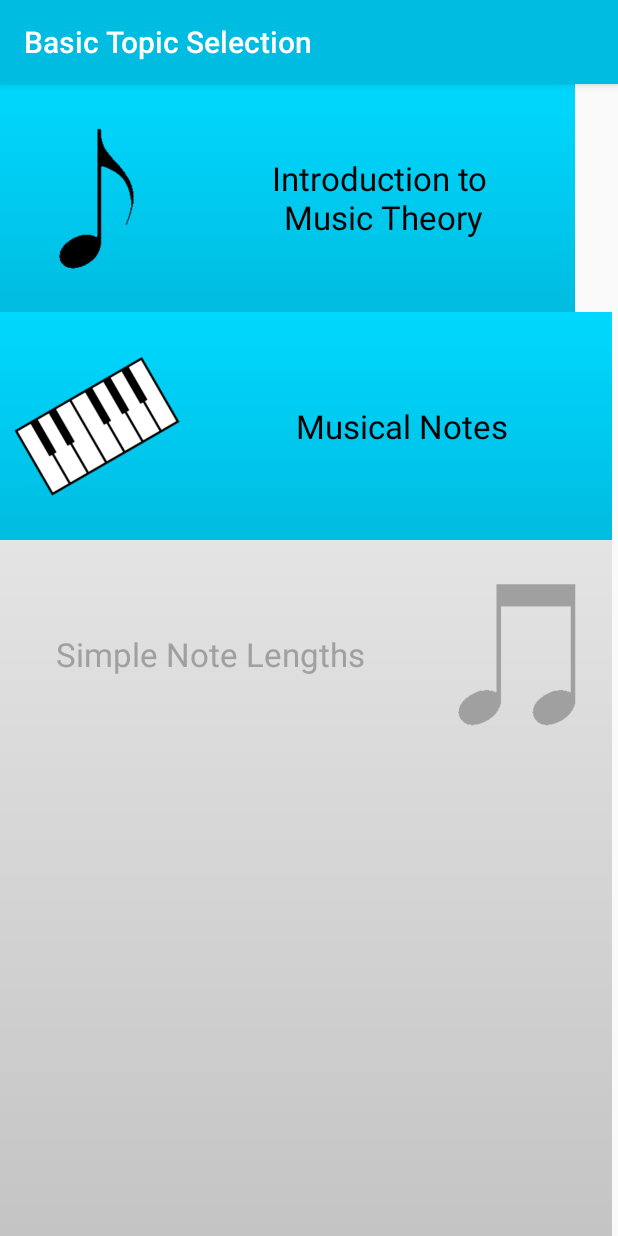
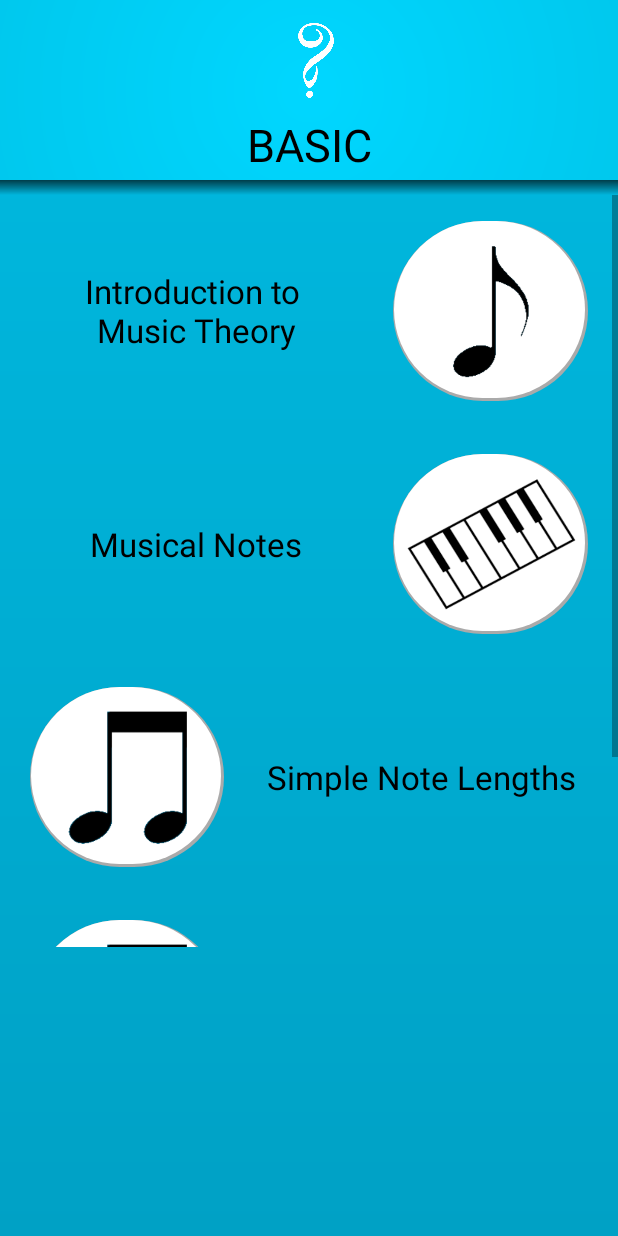
Before and after one commit to jacobcarey/team-1-android-app, an Android app: the MainPageActivity screen opened directly, with no data from a screen before it, after a tap on "BASIC", on a phone screen of 412 x 824 dp. Run offline under Robolectric (Android 15) with nearby library versions, the phone set to English and light mode, and no system bars; Roboto replaces fonts that are not available here; 1 statement that could not run was skipped.

Commit message:
Updated Main Screen and Basic Select activities. JS

```diff
--- a/app/src/main/AndroidManifest.xml
+++ b/app/src/main/AndroidManifest.xml
@@ -35,6 +35,7 @@
 
         <activity android:name=".SettingsActivity"></activity>
         <activity android:name=".BasicSelectActivity"></activity>
+        <activity android:name=".BasicSelectActivityV2"></activity>
         <activity android:name=".ContentActivity"></activity>
         <activity android:name=".CreditsActivity"></activity>
     </application>
--- /dev/null
+++ b/app/src/main/java/com/project/one/team/musictheoryapp/BasicSelectActivityV2.java
@@ -0,0 +1,67 @@
+package com.project.one.team.musictheoryapp;
+
+import android.content.Intent;
+import android.graphics.Color;
+import android.os.Bundle;
+import android.support.annotation.IdRes;
+import android.support.v7.app.AppCompatActivity;
+import android.view.View;
+import android.widget.ImageButton;
+import android.widget.ImageView;
+import android.widget.LinearLayout;
+import android.widget.TextView;
+
+import org.w3c.dom.Text;
+
+import java.lang.reflect.Array;
+import java.util.ArrayList;
+
+public class BasicSelectActivityV2 extends AppCompatActivity {
+
+    public static final String EXTRA_TOPIC = "topic";
+    private static final String GREY_OUT_COLOUR = "#888888"; //Defines the greyed out colour
+    String[] Topics = new String[]{"intro", "mnotes", "smpnotelen", "advnotelen"};
+    int TOPIC_REACHED = 1; //How far the user has progressed TODO: save this externally
+    @Override
+    protected void onCreate(Bundle savedInstanceState) {
+        super.onCreate(savedInstanceState);
+        setContentView(R.layout.activity_basic_select_v2);
+        setTitle("Basic Topic Selection");
+        getSupportActionBar().hide();
+
+        for(int i = 0; i < Topics.length; i++)
+        {
+            LinearLayout l = (LinearLayout) findViewById(getResources().getIdentifier(Topics[i] + "Layout", "id", getPackageName()));
+            ImageButton b = (ImageButton) findViewById(getResources().getIdentifier(Topics[i] + "Btn", "id", getPackageName()));
+            if(i <= TOPIC_REACHED)
+            {
+                l.setOnClickListener(getListener(Topics[i]));
+                b.setOnClickListener(getListener(Topics[i]));
+            }
+            else
+            {
+                //If the topic has not been reached (and therefore cannot be accessed)
+                //TextView t = (TextView) findViewById(getResources().getIdentifier(Topics[i] + "Txt", "id", getPackageName()));
+                //t.setTextColor(Color.parseColor(GREY_OUT_COLOUR));
+            }
+        }
+    }
+
+    private View.OnClickListener getListener(final String topic) {
+        return new View.OnClickListener() {
+
+            @Override
+            public void onClick(View view) {
+                Intent i = new Intent(getApplicationContext(), ContentActivity.class);
+                i.putExtra(EXTRA_TOPIC, topic);
+                startActivity(i);
+            }
+        };
+    }
+
+    @Override
+    public void onBackPressed() {
+        super.onBackPressed();
+        overridePendingTransition(R.anim.slide_left, R.anim.slide_right_out);
+    }
+}
--- a/app/src/main/java/com/project/one/team/musictheoryapp/MainPageActivity.java
+++ b/app/src/main/java/com/project/one/team/musictheoryapp/MainPageActivity.java
@@ -36,7 +36,7 @@ public class MainPageActivity extends AppCompatActivity {
         });
 
 //        Piano Roll button. To be changed!
-        Button pianoRoll = (Button) findViewById(R.id.basic);
+        ImageButton pianoRoll = (ImageButton) findViewById(R.id.pianoRollBtn);
         pianoRoll.setOnClickListener(new View.OnClickListener() {
             @Override
             public void onClick(View view) {
@@ -65,7 +65,7 @@ public class MainPageActivity extends AppCompatActivity {
         basic.setOnClickListener(new View.OnClickListener() {
             @Override
             public void onClick(View view) {
-                Intent i = new Intent(MainPageActivity.this, BasicSelectActivity.class);
+                Intent i = new Intent(MainPageActivity.this, BasicSelectActivityV2.class);
                 startActivity(i);
                 overridePendingTransition(R.anim.slide_right,
                         R.anim.slide_left_out);
@@ -78,10 +78,10 @@ public class MainPageActivity extends AppCompatActivity {
         intermediate.setOnClickListener(new View.OnClickListener() {
             @Override
             public void onClick(View view) {
-//                Intent i = new Intent(MainPageActivity.this, IntermediateActivity.class);
-//                startActivity(i);
-//                overridePendingTransition(R.anim.slide_right,
-//                        R.anim.slide_left_out);
+                Intent i = new Intent(MainPageActivity.this, BasicSelectActivity.class);
+                startActivity(i);
+                overridePendingTransition(R.anim.slide_right,
+                        R.anim.slide_left_out);
             }
         });
 
--- a/app/src/main/java/com/project/one/team/musictheoryapp/Piano.java
+++ b/app/src/main/java/com/project/one/team/musictheoryapp/Piano.java
@@ -4,6 +4,7 @@ import android.content.Context;
 import android.graphics.BitmapFactory;
 import android.graphics.Canvas;
 import android.graphics.Paint;
+import android.media.MediaPlayer;
 import android.util.DisplayMetrics;
 import android.view.MotionEvent;
 import android.view.View;
@@ -29,6 +30,8 @@ public class Piano extends View {
     int octaves = 2;
     int octaveWidth;
 
+    MediaPlayer mediaPlayer;
+
     ArrayList<PianoKey> whiteKeys = new ArrayList<>();
     ArrayList<PianoKey> blackKeys = new ArrayList<>();
 
@@ -51,14 +54,18 @@ public class Piano extends View {
         blackkey = Bitmap.createScaledBitmap(blackkey, BLACK_KEY_WIDTH, screenHeight/2, false);
 
         octaveWidth = 7 * WHITE_KEY_WIDTH;
-        octaves = (screenWidth / octaveWidth) + 1;
+        //octaves = (screenWidth / octaveWidth) + 1;
 
-        for(int o = 0; o < octaves; o++)
+        int startOctave = 3;
+        int endOctave = 5; //Magic numbers :^)
+        octaves = endOctave - startOctave;
+
+        for(int o = startOctave; o < endOctave; o++)
         {
             for(int i = 0; i < 7; i++)
             {
                 whiteKeys.add(new PianoKey(
-                        (i * WHITE_KEY_WIDTH) + (o * octaveWidth),                      //Posx
+                        (i * WHITE_KEY_WIDTH) + ((o - startOctave) * octaveWidth),      //Posx (a bit gory while I haven't got sounds for all octaves
                         0,                                                              //Posy
                         WHITE_KEY_WIDTH,                                                //Width
                         screenHeight,                                                   //Height
@@ -67,7 +74,7 @@ public class Piano extends View {
 
                 if (i == 0 || i == 3) continue;
                 blackKeys.add(new PianoKey(
-                        (i * WHITE_KEY_WIDTH) - (BLACK_KEY_WIDTH / 2) + (o * octaveWidth),
+                        (i * WHITE_KEY_WIDTH) - (BLACK_KEY_WIDTH / 2) + ((o - startOctave) * octaveWidth),
                         0,
                         BLACK_KEY_WIDTH,
                         screenHeight / 2,
@@ -97,31 +104,36 @@ public class Piano extends View {
         {
             case MotionEvent.ACTION_DOWN:
             {
-                int touchedKey = -1;
+                String touchedKeyName = "";
                 //Give priority to black keys
                 for(int i = 0; i < blackKeys.size(); i++)
                 {
                     if(blackKeys.get(i).pointIsOnKey(event.getX(), event.getY()))
                     {
-                        touchedKey = i;
+                        touchedKeyName = blackKeys.get(i).getKeyName();
                         blackKeys.get(i).setKeyPressed(true);
                         Toast.makeText(getContext(), "Key pressed: " + blackKeys.get(i).getKeyName(), Toast.LENGTH_SHORT).show();
                         break;
                     }
                 }
                 //If a black key hasn't been touched
-                if(touchedKey < 0)
+                if(touchedKeyName == "")
                 {
                     for(int i = 0; i < whiteKeys.size(); i++)
                     {
                         if(whiteKeys.get(i).pointIsOnKey(event.getX(), event.getY()))
                         {
-                            touchedKey = i;
+                            touchedKeyName = whiteKeys.get(i).getKeyName();
                             whiteKeys.get(i).setKeyPressed(true);
                             Toast.makeText(getContext(), "Key pressed: " + whiteKeys.get(i).getKeyName(), Toast.LENGTH_SHORT).show();
                             break;
                         }
                     }
+                }
+                if(touchedKeyName != "")
+                {
+                    mediaPlayer = MediaPlayer.create(getContext(), getResources().getIdentifier(touchedKeyName, "raw", getContext().getPackageName()));
+                    mediaPlayer.start();
                 }
             }
         }
@@ -136,19 +148,19 @@ public class Piano extends View {
                 switch (index)
                 {
                     case 0:
-                        return "C";
+                        return "c";
                     case 1:
-                        return "D";
+                        return "d";
                     case 2:
-                        return "E";
+                        return "e";
                     case 3:
-                        return "F";
+                        return "f";
                     case 4:
-                        return "G";
+                        return "g";
                     case 5:
-                        return "A";
+                        return "a";
                     case 6:
-                        return "B";
+                        return "b";
                     default:
                         return "Invalid index";
                 }
@@ -156,15 +168,15 @@ public class Piano extends View {
                 switch (index)
                 {
                     case 1:
-                        return "C#";
+                        return "cs";
                     case 2:
-                        return "D#";
+                        return "ds";
                     case 4:
-                        return "F#";
+                        return "fs";
                     case 5:
-                        return "G#";
+                        return "gs";
                     case 6:
-                        return "A#";
+                        return "as";
                     default:
                         return "Invalid index";
                 }
--- a/app/src/main/java/com/project/one/team/musictheoryapp/PianoRollActivity.java
+++ b/app/src/main/java/com/project/one/team/musictheoryapp/PianoRollActivity.java
@@ -19,9 +19,5 @@ public class PianoRollActivity extends Activity {
         super.onCreate(savedInstanceState);
         Piano piano = new Piano(this);
         setContentView(piano);
-//        LinearLayout l = new LinearLayout(this);
-//        l.setOrientation(LinearLayout.HORIZONTAL);
-//        l.setLayoutParams(new LinearLayout.LayoutParams(ViewGroup.LayoutParams.MATCH_PARENT, ViewGroup.LayoutParams.MATCH_PARENT));
-//        l.addView(piano);
     }
 }
--- /dev/null
+++ b/app/src/main/res/drawable/fake_drop_shadow.xml
@@ -0,0 +1,8 @@
+<?xml version="1.0" encoding="utf-8"?>
+<shape xmlns:android="http://schemas.android.com/apk/res/android"
+    android:shape="rectangle">
+    <gradient
+        android:startColor="#AA000000"
+        android:endColor="#00000000"
+        android:angle="270"/>
+</shape>
--- /dev/null
+++ b/app/src/main/res/drawable/select_activity_header_bg.xml
@@ -0,0 +1,6 @@
+<?xml version="1.0" encoding="utf-8"?>
+<shape xmlns:android="http://schemas.android.com/apk/res/android"
+android:shape="rectangle">
+<gradient android:type="radial" android:gradientRadius="1250"
+    android:startColor="#00D7FF" android:endColor="#009DBB" />
+</shape>
--- /dev/null
+++ b/app/src/main/res/drawable/select_icon.xml
@@ -0,0 +1,17 @@
+<?xml version="1.0" encoding="utf-8"?>
+<layer-list xmlns:android="http://schemas.android.com/apk/res/android">
+    <item >
+        <shape
+            android:shape="rectangle">
+            <solid android:color="@android:color/darker_gray" />
+            <corners android:radius="64dp"/>
+        </shape>
+    </item>
+    <item android:right="2dp" android:left="1dp" android:bottom="2dp">
+        <shape
+            android:shape="rectangle">
+            <solid android:color="@android:color/white"/>
+            <corners android:radius="64dp"/>
+        </shape>
+    </item>
+</layer-list>
--- /dev/null
+++ b/app/src/main/res/drawable/select_icon_grey.xml
@@ -0,0 +1,17 @@
+<?xml version="1.0" encoding="utf-8"?>
+<layer-list xmlns:android="http://schemas.android.com/apk/res/android">
+    <item >
+        <shape
+            android:shape="rectangle">
+            <solid android:color="@android:color/darker_gray" />
+            <corners android:radius="64dp"/>
+        </shape>
+    </item>
+    <item android:right="2dp" android:left="1dp" android:bottom="2dp">
+        <shape
+            android:shape="rectangle">
+            <solid android:color="#AAAAAA"/>
+            <corners android:radius="64dp"/>
+        </shape>
+    </item>
+</layer-list>
--- /dev/null
+++ b/app/src/main/res/layout/activity_basic_select_v2.xml
@@ -0,0 +1,196 @@
+<?xml version="1.0" encoding="utf-8"?>
+<LinearLayout xmlns:android="http://schemas.android.com/apk/res/android"
+    xmlns:app="http://schemas.android.com/apk/res-auto"
+    android:orientation="vertical" android:layout_width="match_parent"
+    android:layout_height="match_parent"
+    android:background="@drawable/can_select_gradient_down">
+
+    <LinearLayout
+        android:orientation="vertical"
+        android:layout_width="match_parent"
+        android:background="@drawable/select_activity_header_bg"
+        android:gravity="center"
+        android:id="@+id/headerLL"
+        android:layout_height="120dp">
+
+        <ImageView
+            app:srcCompat="@drawable/logo_symbol"
+            android:id="@+id/headerLogo"
+            android:paddingLeft="10dp"
+            android:layout_width="50dp"
+            android:layout_height="50dp"
+            android:layout_marginTop="15dp" />
+
+        <TextView
+            android:text="BASIC"
+            android:layout_width="match_parent"
+            android:layout_height="wrap_content"
+            android:id="@+id/headerText"
+            android:paddingTop="5dp"
+            android:shadowRadius="100"
+            android:textColor="@android:color/black"
+            android:textSize="30sp"
+            android:textAlignment="center"
+            android:layout_marginTop="5dp"
+            android:layout_marginBottom="5dp" />
+
+    </LinearLayout>
+
+    <ImageView
+        android:layout_width="match_parent"
+        app:srcCompat="@drawable/fake_drop_shadow"
+        android:id="@+id/headerShadow"
+        android:layout_height="10dp" />
+
+    <ScrollView
+        android:layout_width="match_parent"
+        android:layout_height="501dp">
+
+        <LinearLayout
+            android:layout_width="match_parent"
+            android:layout_height="wrap_content"
+            android:orientation="vertical"
+            android:id="@+id/scrollLL">
+
+            <LinearLayout
+                android:orientation="horizontal"
+                android:layout_width="match_parent"
+                android:layout_height="131dp"
+                android:weightSum="1"
+                android:gravity="center_vertical"
+                android:id="@+id/introLayout"
+                android:layout_marginTop="12dp"
+                android:layout_marginBottom="12dp">
+
+                <TextView
+                    android:text="Introduction to \nMusic Theory"
+                    android:layout_width="255dp"
+                    android:layout_height="128dp"
+                    android:id="@+id/introTxt"
+                    android:layout_weight="0.8"
+                    android:textAlignment="center"
+                    android:textSize="22sp"
+                    android:textColor="@android:color/black"
+                    android:gravity="center_vertical" />
+
+                <ImageButton
+                    android:layout_width="128dp"
+                    android:layout_height="120dp"
+                    app:srcCompat="@drawable/introbtn"
+                    android:id="@+id/introBtn"
+                    android:layout_weight="0.20"
+                    android:background="@drawable/select_icon"
+                    android:scaleType="fitXY"
+                    android:layout_marginRight="20dp" />
+            </LinearLayout>
+
+            <LinearLayout
+                android:orientation="horizontal"
+                android:layout_width="match_parent"
+                android:layout_height="131dp"
+                android:weightSum="1"
+                android:gravity="center_vertical"
+                android:id="@+id/mnotesLayout"
+                android:layout_marginBottom="12dp"
+                android:layout_marginTop="12dp">
+
+                <TextView
+                    android:text="Musical Notes"
+                    android:layout_width="255dp"
+                    android:layout_height="128dp"
+                    android:id="@+id/mnotesTxt"
+                    android:layout_weight="0.8"
+                    android:textAlignment="center"
+                    android:textSize="22sp"
+                    android:textColor="@android:color/black"
+                    android:gravity="center_vertical" />
+
+                <ImageButton
+                    android:layout_width="128dp"
+                    android:layout_height="120dp"
+                    app:srcCompat="@drawable/keyboardbtn"
+                    android:id="@+id/mnotesBtn"
+                    android:layout_weight="0.20"
+                    android:background="@drawable/select_icon"
+                    android:scaleType="fitXY"
+                    android:layout_marginRight="20dp" />
+            </LinearLayout>
+
+            <LinearLayout
+                android:orientation="horizontal"
+                android:layout_width="match_parent"
+                android:layout_height="131dp"
+                android:weightSum="1"
+                android:gravity="center_vertical"
+                android:id="@+id/smpnotelenLayout"
+                android:layout_marginBottom="12dp"
+                android:layout_marginTop="12dp">
+
+                <ImageButton
+                    android:layout_width="128dp"
+                    android:layout_height="120dp"
+                    app:srcCompat="@drawable/smpnotelenbtn"
+                    android:id="@+id/smpnotelenBtn"
+                    android:layout_weight="0.20"
+                    android:background="@drawable/select_icon"
+                    android:scaleType="fitXY"
+                    android:layout_marginLeft="20dp" />
+
+                <TextView
+                    android:text="Simple Note Lengths"
+                    android:layout_width="255dp"
+                    android:layout_height="128dp"
+                    android:id="@+id/smpnotelenTxt"
+                    android:layout_weight="0.8"
+                    android:textAlignment="center"
+                    android:textSize="22sp"
+                    android:textColor="@android:color/black"
+                    android:gravity="center_vertical" />
+
+            </LinearLayout>
+
+            <LinearLayout
+                android:orientation="horizontal"
+                android:layout_width="match_parent"
+                android:layout_height="131dp"
+                android:weightSum="1"
+                android:gravity="center_vertical"
+                android:id="@+id/advnotelenLayout"
+                android:layout_marginBottom="12dp"
+                android:layout_marginTop="12dp">
+
+                <ImageButton
+                    android:layout_width="128dp"
+                    android:layout_height="120dp"
+                    app:srcCompat="@drawable/advnotelenbtn"
+                    android:id="@+id/advnotelenBtn"
+                    android:layout_weight="0.20"
+                    android:background="@drawable/select_icon"
+                    android:scaleType="fitXY"
+                    android:layout_marginLeft="20dp" />
+
+                <TextView
+                    android:text="Advanced Note Lengths"
+                    android:layout_width="255dp"
+                    android:layout_height="128dp"
+                    android:id="@+id/advnotelenTxt"
+                    android:layout_weight="0.8"
+                    android:textAlignment="center"
+                    android:textSize="22sp"
+                    android:textColor="@android:color/black"
+                    android:gravity="center_vertical" />
+
+            </LinearLayout>
+
+            <LinearLayout
+                android:orientation="vertical"
+                android:layout_width="match_parent"
+                android:layout_height="match_parent"
+                android:layout_weight="0.20"
+                android:id="@+id/bufferLL"
+                android:layout_marginTop="50dp"></LinearLayout>
+
+        </LinearLayout>
+    </ScrollView>
+
+</LinearLayout>
```
Also changed, not shown: app/src/main/res/drawable/introbtn_v2.png (added).
